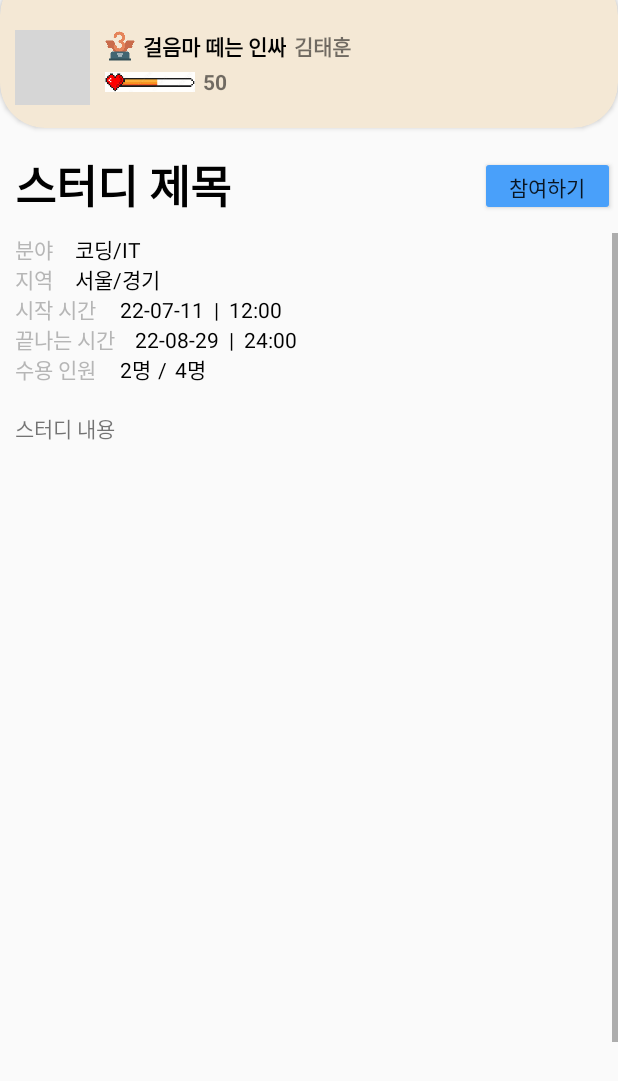
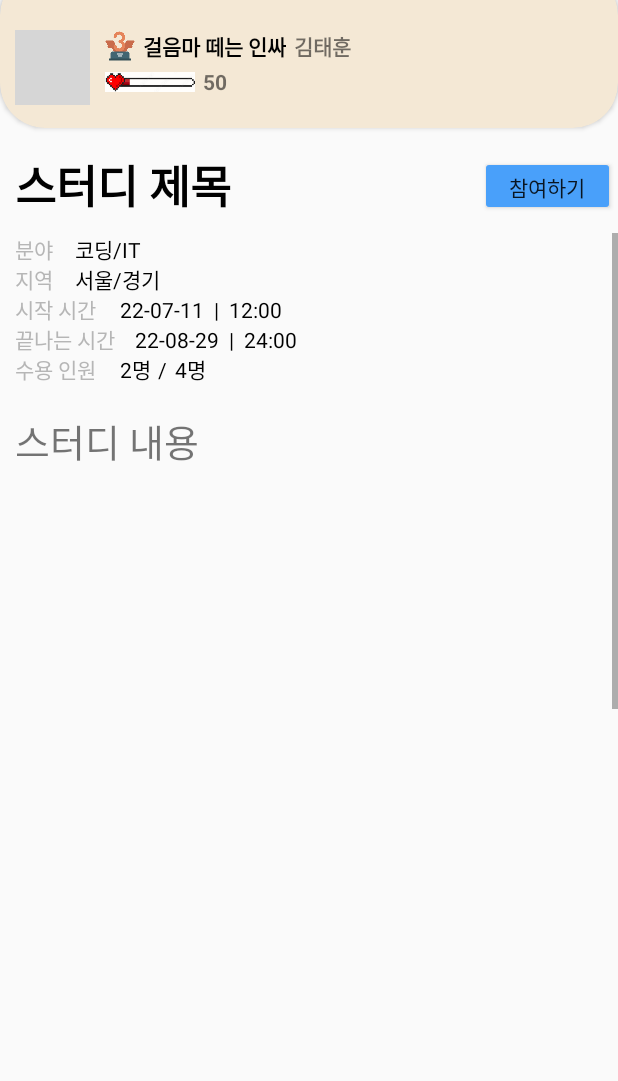
Before and after one commit to twodf78/project2, an Android app: the HomeSeeWriting screen opened directly, with no data from a screen before it, on a phone screen of 412 x 824 dp. Shown: the top 1081 px of the screen. Run offline under Robolectric (Android 15) with nearby library versions, the phone set to English and light mode, and no system bars; 2 statements that could not run were skipped; grey boxes are pictures that could not be loaded.

Commit message:
거의 거의 최종

```diff
--- a/app/src/main/res/layout/activity_home_see_writing.xml
+++ b/app/src/main/res/layout/activity_home_see_writing.xml
@@ -72,7 +72,7 @@
                     android:layout_width="60dp"
                     android:layout_height="20dp"
                     android:layout_marginTop="3dp"
-                    android:src="@drawable/heartbar3" />
+                    android:src="@drawable/heartbar1" />
 
                 <TextView
                     android:id="@+id/oneUserAttract"
@@ -233,6 +233,7 @@
                 android:layout_height="wrap_content"
                 android:layout_marginLeft="10dp"
                 android:layout_marginTop="20dp"
+                android:textSize="25dp"
                 android:text="스터디 내용\n\n\n\n\n\n\n\n\n\n\n\n\n\n\n\n\n\n\n\n\n\n\n\n\n\n\n\n\n\n\n\n\n\n\n\n\n\n\n\n\n\n스터디 내용" />
             <View
                 android:layout_width="match_parent"
```
Also changed, not shown: app/src/main/java/com/example/grouping/HomeSeeWriting.java (+3 -4 lines).
